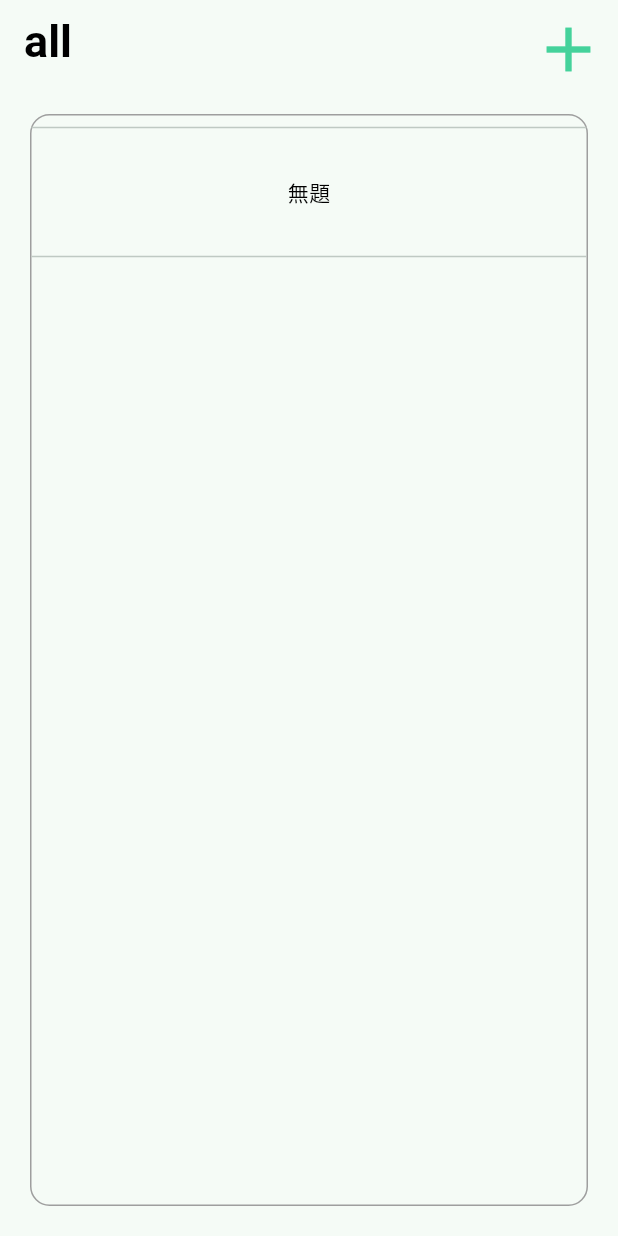
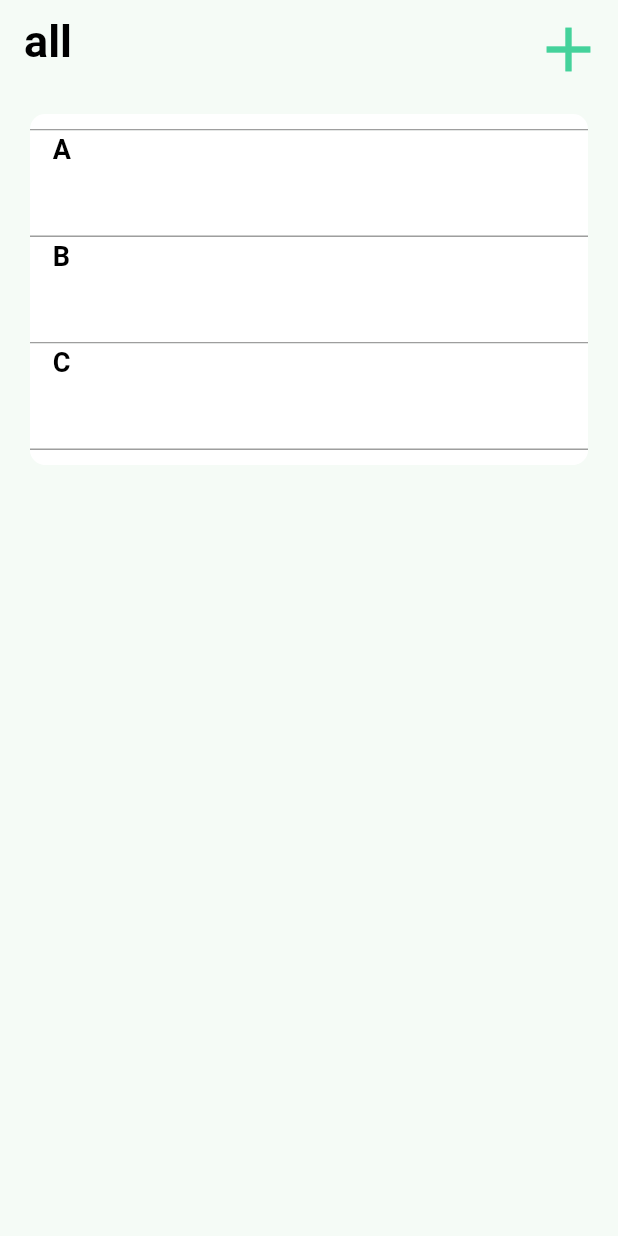
Before and after one commit to yukittake/training_camp_scheduling, a Flutter app: the screen it shows after launch, on a phone screen of 412 x 824 dp. Run offline on Flutter 3.47's test engine with Material 3 defaults, Android fonts, the phone set to English and light mode, and no system bars.

Commit message:
ページの追加とホームページの見た目の調整

```diff
--- a/lib/main.dart
+++ b/lib/main.dart
@@ -1,3 +1,5 @@
+import 'second_page.dart';
+import 'package:flutter/cupertino.dart';
 import 'package:flutter/material.dart';
 
 void main() {
@@ -29,7 +31,7 @@ class MyHomePage extends StatefulWidget {
 }
 
 class _MyHomePageState extends State<MyHomePage> {
-  List<String> entries = <String>['無題'];
+  List<String> entries = <String>["A","B","C"];
   @override
   Widget build(BuildContext context) {
     final theme = Theme.of(context);
@@ -62,30 +64,96 @@ class _MyHomePageState extends State<MyHomePage> {
             Expanded(
               child: Padding(
                 padding: const EdgeInsets.all(20.0),
-                child: Container(
-                  decoration: BoxDecoration(
-                    border: Border.all(
-                      color: Colors.grey,
-                      width: 1,
-                    ),
-                    borderRadius: BorderRadius.circular(13)
-                  ),
                 child: ListView.separated(
                   itemCount: entries.length,
                   itemBuilder: (BuildContext context, int index) {
                     List<Widget> children = [];
                     if (index == 0) {
-                        children.add(Divider());
+                      children.add(
+                        Column(
+                          children: [
+                            Container(
+                              height: 10,
+                              decoration: BoxDecoration(
+                                color: Colors.white,
+                                borderRadius: const BorderRadius.only(
+                                  topLeft: Radius.circular(20),
+                                  topRight: Radius.circular(20),
+                                ),
+                              ),
+                            ),
+                            Container(height: 1, color: Colors.grey),
+                          ],
+                        ),
+                      );
                     }
-                      children.add(Choices(entries: entries, index: index));
+                    children.add(
+                      GestureDetector(
+                        onHorizontalDragEnd: (details){
+                          if (details.velocity.pixelsPerSecond.dx < 0){
+                            setState((){
+                              entries.removeAt(index);
+                            });
+                            print("swipe");
+                          }
+                        },
+                        onTap: () {
+                          Navigator.push(
+                          context,
+                          MaterialPageRoute(builder: (context) => SecondPage()),
+                        );
+                        },
+                        child: Container(
+                          color: Colors.white,
+                          height: 70,
+                          width: double.infinity,
+                          child: Padding(
+                            padding: const EdgeInsets.only(left:15),
+                            child: Text(
+                              entries[index],
+                              style: TextStyle(
+                                fontSize: 18,
+                                fontWeight: FontWeight.bold,
+                                color: Colors.black,
+                              ),
+                            ),
+                          ),
+                        ),
+                      ),
+                    );
                     if (index == entries.length - 1) {
-                        children.add(Divider());
+                      children.add(
+                        Container(
+                          decoration: BoxDecoration(
+                            color: Colors.white,
+                            borderRadius: const BorderRadius.only(
+                              bottomLeft: Radius.circular(20),
+                              bottomRight: Radius.circular(20),
+                            ),
+                          ),
+                          child: Column(
+                          children: [
+                            Container(height: 1, color: Colors.grey),
+                            Container(
+                              height: 10,
+                              decoration: BoxDecoration(
+                                color: Colors.white,
+                                borderRadius: const BorderRadius.only(
+                                  bottomLeft: Radius.circular(20),
+                                  bottomRight: Radius.circular(20),
+                                ),
+                              ),
+                            ),
+                          ],
+                        ),
+                        ),
+                      );
                     }
                     return Column(children: children);
                   },
                   separatorBuilder: (BuildContext context, int index) =>
-                        const Divider(),
-                  ),
+                      Container(height: 1, color: Colors.grey)
+                      ,
                 ),
               ),
             ),
@@ -95,32 +163,3 @@ class _MyHomePageState extends State<MyHomePage> {
     );
   }
 }
-
-class Choices extends StatelessWidget {
-  const Choices({
-    super.key,
-    required this.index,
-    required this.entries,
-  });
-
-  final int index;
-  final List<String> entries;
-
-  @override
-  Widget build(BuildContext context) {
-    return GestureDetector(
-      onTap: (){
-
-      },
-      child: SizedBox(
-        height: 70,
-        child: Center(
-          child: Text(
-            entries[index],
-            style: TextStyle(color: Colors.black),
-          ),
-        ),
-      ),
-    );
-  }
-}
--- /dev/null
+++ b/lib/second_page.dart
@@ -0,0 +1,13 @@
+import 'package:flutter/cupertino.dart';
+import 'package:flutter/material.dart';
+
+class SecondPage extends StatelessWidget{
+  @override
+  Widget build(BuildContext context) {
+    return Scaffold(
+      appBar: AppBar(
+        title: Text("2page")
+      ),
+    );
+  }
+}
```
Lines whose indentation alone changed are shown as unchanged.
